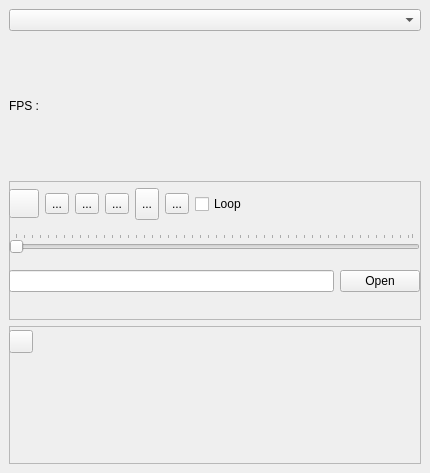
Old version of the form SeaGoatVision/client/qt/uifiles/WinMedia.ui in the repository Octets/SeaGoatVision.
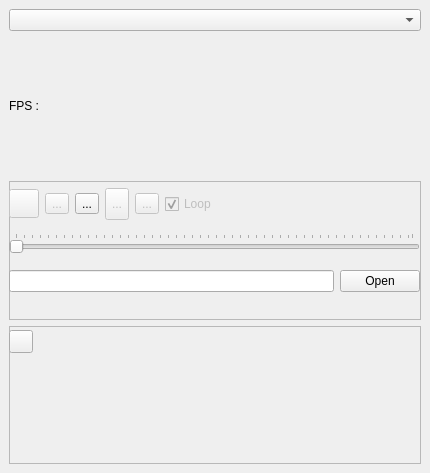
New version of the form. Icons and pictures are not drawn.

```diff
--- a/SeaGoatVision/client/qt/uifiles/WinMedia.ui
+++ b/SeaGoatVision/client/qt/uifiles/WinMedia.ui
@@ -127,6 +127,9 @@
          <layout class="QHBoxLayout" name="horizontalLayout_2">
           <item>
            <widget class="QToolButton" name="btnfirst">
+            <property name="enabled">
+             <bool>false</bool>
+            </property>
             <property name="icon">
              <iconset>
               <normaloff>../../../../../../../../usr/share/icons/gnome/22x22/actions/go-first.png</normaloff>../../../../../../../../usr/share/icons/gnome/22x22/actions/go-first.png</iconset>
@@ -141,6 +144,9 @@
           </item>
           <item>
            <widget class="QToolButton" name="btnprevious">
+            <property name="enabled">
+             <bool>false</bool>
+            </property>
             <property name="text">
              <string>...</string>
             </property>
@@ -173,25 +179,11 @@
             </property>
            </widget>
           </item>
-          <item>
-           <widget class="QToolButton" name="btnpause">
-            <property name="text">
-             <string>...</string>
-            </property>
-            <property name="icon">
-             <iconset>
-              <normaloff>../../../../../../../../usr/share/icons/gnome/24x24/actions/player_pause.png</normaloff>../../../../../../../../usr/share/icons/gnome/24x24/actions/player_pause.png</iconset>
-            </property>
-            <property name="iconSize">
-             <size>
-              <width>32</width>
-              <height>32</height>
-             </size>
-            </property>
-           </widget>
-          </item>
           <item>
            <widget class="QToolButton" name="btnnext">
+            <property name="enabled">
+             <bool>false</bool>
+            </property>
             <property name="minimumSize">
              <size>
               <width>0</width>
@@ -215,6 +207,9 @@
           </item>
           <item>
            <widget class="QToolButton" name="btnlast">
+            <property name="enabled">
+             <bool>false</bool>
+            </property>
             <property name="text">
              <string>...</string>
             </property>
@@ -232,6 +227,9 @@
           </item>
           <item>
            <widget class="QCheckBox" name="loopchb">
+            <property name="enabled">
+             <bool>false</bool>
+            </property>
             <property name="layoutDirection">
              <enum>Qt::LeftToRight</enum>
             </property>
@@ -241,6 +239,12 @@
             <property name="text">
              <string>Loop</string>
             </property>
+            <property name="checkable">
+             <bool>true</bool>
+            </property>
+            <property name="checked">
+             <bool>true</bool>
+            </property>
            </widget>
           </item>
          </layout>
```
Left out of the diff: 6 changed lines with no effect on the pictures.
